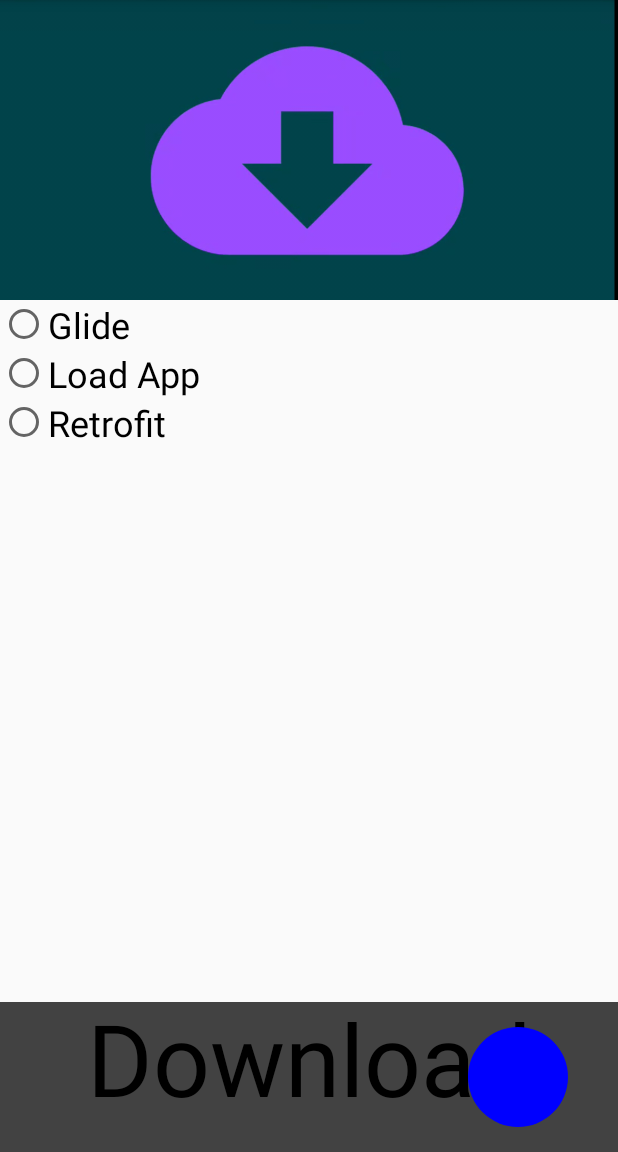
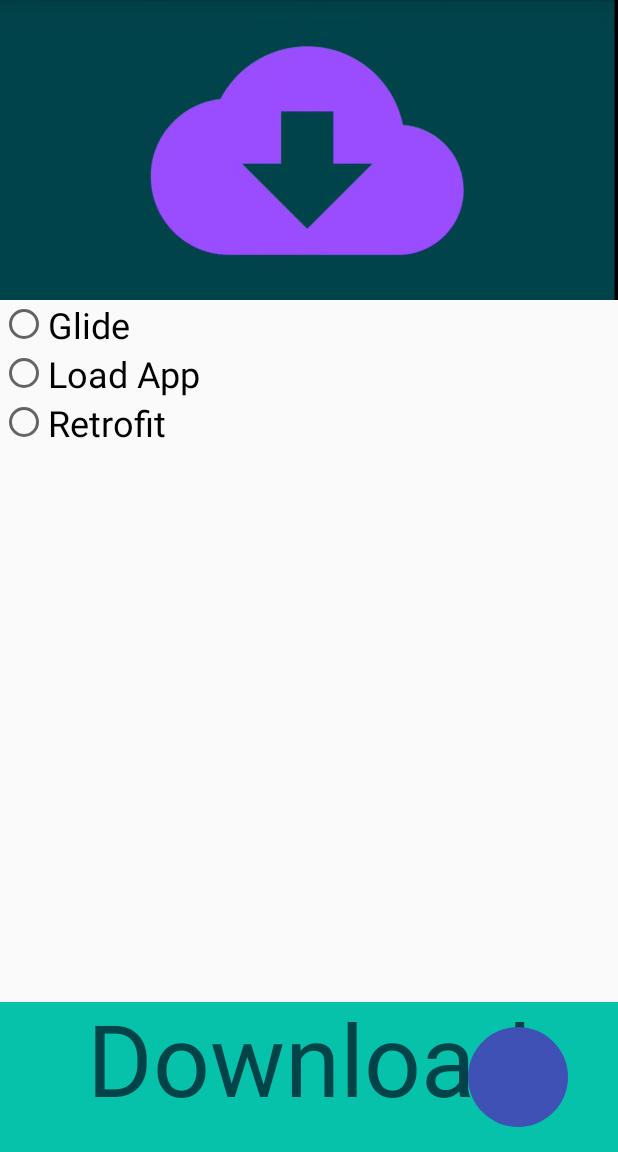
Before and after one commit to sidcgithub/Ud-Project-3, an Android app: the screen it shows after launch (MainActivity), on a phone screen of 412 x 824 dp, the part 84-1236 px from its top. Run offline under Robolectric (Android 15) with nearby library versions, the phone set to English and light mode, and no system bars.

Commit message:
Added custom attributes to the LoadingButton.kt. Also, added cancellation of notification.

```diff
--- a/app/src/main/java/com/udacity/DetailActivity.kt
+++ b/app/src/main/java/com/udacity/DetailActivity.kt
@@ -4,6 +4,7 @@ import android.content.Intent
 import android.os.Bundle
 import android.widget.Toast
 import androidx.appcompat.app.AppCompatActivity
+import androidx.core.app.NotificationManagerCompat
 import kotlinx.android.synthetic.main.activity_detail.*
 import kotlinx.android.synthetic.main.content_detail.*
 
@@ -13,10 +14,14 @@ class DetailActivity : AppCompatActivity() {
         super.onCreate(savedInstanceState)
         setContentView(R.layout.activity_detail)
         setSupportActionBar(toolbar)
-        val text: String =  intent.getStringExtra("Filename")!!
-        Toast.makeText(this,text, Toast.LENGTH_SHORT).show()
+        val text: String = intent.getStringExtra("Filename")!!
+        val id = intent.getIntExtra("NotifId", 0)
+        Toast.makeText(this, text, Toast.LENGTH_SHORT).show()
         fileTtile.text = intent.getStringExtra("Filename")
         status.text = intent.getStringExtra("Status")
+        with(NotificationManagerCompat.from(this)) {
+            cancel(id)
+        }
         navigateToMain.setOnClickListener {
             val mainIntent = Intent(this, MainActivity::class.java)
             mainIntent.addFlags(Intent.FLAG_ACTIVITY_NO_HISTORY)
--- a/app/src/main/java/com/udacity/LoadingButton.kt
+++ b/app/src/main/java/com/udacity/LoadingButton.kt
@@ -4,15 +4,13 @@ import android.animation.Animator
 import android.animation.TimeInterpolator
 import android.animation.ValueAnimator
 import android.content.Context
+import android.content.res.TypedArray
 import android.graphics.*
-import android.graphics.Color.YELLOW
 import android.util.AttributeSet
 import android.view.View
-import android.view.animation.Animation
 import android.view.animation.LinearInterpolator
-import androidx.core.animation.addListener
-import androidx.core.animation.doOnEnd
 import kotlin.properties.Delegates
+
 
 class LoadingButton @JvmOverloads constructor(
     context: Context, attrs: AttributeSet? = null, defStyleAttr: Int = 0
@@ -23,8 +21,33 @@ class LoadingButton @JvmOverloads constructor(
     private var paint = Paint()
     private var progressPercent = 0f
     private var buttonText = "Download"
+    private var progressColor: Int?
+    private var circleBackgroundColor: Int?
+    private var circleProgressColor: Int?
+    private var textColor: Int?
 
     private val valueAnimator = ValueAnimator()
+    var attributes: TypedArray? = context.getTheme().obtainStyledAttributes(
+        attrs,
+        R.styleable.LoadingButton,
+        0, 0
+    )
+
+    init {
+        try {
+            circleBackgroundColor =
+                attributes?.getColor(R.styleable.LoadingButton_circleBackgroundColor, Color.CYAN);
+            circleProgressColor =
+                attributes?.getColor(R.styleable.LoadingButton_circleProgressColor, Color.LTGRAY);
+            progressColor =
+                attributes?.getColor(R.styleable.LoadingButton_progressColor, Color.LTGRAY);
+            textColor =
+                attributes?.getColor(R.styleable.LoadingButton_animatedTextColor, Color.LTGRAY);
+        } finally {
+            attributes?.recycle();
+        }
+    }
+
 
     var buttonState: ButtonState by Delegates.observable<ButtonState>(ButtonState.Completed) { p, old, new ->
 
@@ -65,7 +88,7 @@ class LoadingButton @JvmOverloads constructor(
             valueAnimator.removeAllListeners()
             valueAnimator.setFloatValues(progressPercent, 100.0f)
             valueAnimator.interpolator = LinearInterpolator()
-            valueAnimator.duration = 2000
+            valueAnimator.duration = 1000
             valueAnimator.addUpdateListener { animation ->
                 progressPercent = animation.animatedValue as Float
             }
@@ -100,8 +123,9 @@ class LoadingButton @JvmOverloads constructor(
         val textPaint = Paint()
         textPaint.textAlign = Paint.Align.CENTER
         textPaint.textSize = 100.0f
+        textPaint.color = textColor ?: Color.WHITE
         paint.style = Paint.Style.FILL
-        paint.color = Color.rgb(0, progressPercent.toInt() * 255, 0)
+        paint.color = progressColor ?: Color.RED
         colorWidth = (progressPercent / 100.0f) * widthSize
         canvas?.drawRect(Rect(0, 0, colorWidth.toInt(), heightSize), paint)
         canvas?.drawText(
@@ -111,7 +135,7 @@ class LoadingButton @JvmOverloads constructor(
             textPaint
         )
         val circlePaint = Paint()
-        circlePaint.color = Color.BLUE
+        circlePaint.color = circleBackgroundColor ?: Color.RED
         circlePaint.style = Paint.Style.FILL
         canvas?.drawCircle(
             (widthSize - 100).toFloat(),
@@ -120,7 +144,7 @@ class LoadingButton @JvmOverloads constructor(
             circlePaint
         )
         val arcPaint = Paint()
-        arcPaint.color = YELLOW
+        arcPaint.color = circleProgressColor ?: Color.BLACK
         arcPaint.style = Paint.Style.FILL
         canvas?.drawArc(
             RectF(
--- a/app/src/main/java/com/udacity/MainActivity.kt
+++ b/app/src/main/java/com/udacity/MainActivity.kt
@@ -50,8 +50,7 @@ class MainActivity : AppCompatActivity() {
         custom_button.setOnClickListener {
             if (custom_button.buttonState == ButtonState.Loading) {
                 Toast.makeText(this, "Download in Progress", Toast.LENGTH_SHORT).show()
-            }
-            else {
+            } else {
                 download()
             }
         }
@@ -146,10 +145,12 @@ class MainActivity : AppCompatActivity() {
     }
 
     private fun launchNotification(downloadExecution: DownloadExecution) {
+        var notificationId = Random().nextInt()
         dintent.putExtra(
             "Status",
             if (downloadExecution == DownloadExecution.SUCCEEDED) "Succeeded" else "Failed"
         )
+        dintent.putExtra("NotifId", notificationId)
         pendingIntent = PendingIntent.getActivity(
             this@MainActivity,
             0,
@@ -166,18 +167,19 @@ class MainActivity : AppCompatActivity() {
                 )
                 .setStyle(
                     NotificationCompat.BigTextStyle()
-                        .bigText( if(downloadExecution == DownloadExecution.SUCCEEDED) "You have downloaded a Github repo. You should now celebrate and rejoice!" else "Failure!")
+                        .bigText(if (downloadExecution == DownloadExecution.SUCCEEDED) "You have downloaded a Github repo. You should now celebrate and rejoice!" else "Failure!")
                 )
                 .setPriority(NotificationCompat.PRIORITY_DEFAULT)
+                .setAutoCancel(true)
                 .addAction(
                     R.drawable.ic_launcher_foreground,
                     getString(R.string.open_details),
                     pendingIntent
                 )
-        builder.setContentTitle( if(downloadExecution == DownloadExecution.SUCCEEDED) "Things have gone smoothly" else "Download is not progressing")
+        builder.setContentTitle(if (downloadExecution == DownloadExecution.SUCCEEDED) "Things have gone smoothly" else "Download is not progressing")
 
         with(NotificationManagerCompat.from(this@MainActivity)) {
-            notify(Random().nextInt(), builder.build())
+            notify(notificationId, builder.build())
         }
     }
 
--- a/app/src/main/res/layout/content_main.xml
+++ b/app/src/main/res/layout/content_main.xml
@@ -13,24 +13,28 @@
         android:id="@+id/main_header"
         android:layout_width="0dp"
         android:layout_height="200dp"
+        android:scaleType="centerCrop"
         android:src="@drawable/header_image"
-        android:scaleType="centerCrop"
+        app:layout_constraintEnd_toEndOf="parent"
         app:layout_constraintStart_toStartOf="parent"
-        app:layout_constraintEnd_toEndOf="parent"
-        app:layout_constraintTop_toTopOf="parent"/>
+        app:layout_constraintTop_toTopOf="parent" />
 
     <com.udacity.LoadingButton
         android:id="@+id/custom_button"
-        android:padding="0dp"
         android:layout_width="0dp"
         android:layout_height="100dp"
         android:layout_margin="0dp"
+        android:background="@color/colorPrimary"
         android:clickable="true"
+        android:focusable="true"
+        android:padding="0dp"
+        app:animatedTextColor="@color/colorPrimaryDark"
+        app:circleBackgroundColor="@color/blue"
+        app:circleProgressColor="@color/colorAccent"
         app:layout_constraintBottom_toBottomOf="parent"
         app:layout_constraintEnd_toEndOf="parent"
         app:layout_constraintStart_toStartOf="parent"
-        android:focusable="true"
-        android:background="@color/cardview_dark_background"/>
+        app:progressColor="@color/green" />
 
     <RadioGroup
         android:id="@+id/download_group"
@@ -44,22 +48,22 @@
             android:id="@+id/glideRadioButton"
             android:layout_width="match_parent"
             android:layout_height="wrap_content"
-            android:textSize="24sp"
-            android:text="@string/glide_text" />
+            android:text="@string/glide_text"
+            android:textSize="24sp" />
 
         <RadioButton
             android:id="@+id/loadAppRadioButton"
             android:layout_width="match_parent"
             android:layout_height="wrap_content"
-            android:textSize="24sp"
-            android:text="@string/load_app_text" />
+            android:text="@string/load_app_text"
+            android:textSize="24sp" />
 
         <RadioButton
             android:id="@+id/retrofitRadioButton"
             android:layout_width="match_parent"
             android:layout_height="wrap_content"
-            android:textSize="24sp"
-            android:text="@string/retrofit_text" />
+            android:text="@string/retrofit_text"
+            android:textSize="24sp" />
     </RadioGroup>
 
 </androidx.constraintlayout.widget.ConstraintLayout>
--- a/app/src/main/res/values/attrs.xml
+++ b/app/src/main/res/values/attrs.xml
@@ -1,6 +1,10 @@
 <?xml version="1.0" encoding="utf-8"?>
 <resources>
     <declare-styleable name="LoadingButton">
-<!--   TODO: create custom attributes for the view-->
+        <attr name="circleProgressColor" format="color" />
+        <attr name="circleBackgroundColor" format="color" />
+        <attr name="progressColor" format="color" />
+        <attr name="animatedTextColor" format="color" />
+
     </declare-styleable>
 </resources>
--- a/app/src/main/res/values/colors.xml
+++ b/app/src/main/res/values/colors.xml
@@ -4,4 +4,6 @@
     <color name="colorPrimaryDark">#004349</color>
     <color name="colorAccent">#F9A825</color>
     <color name="white">#FFFFFF</color>
+    <color name="green">#8BC34A</color>
+    <color name="blue">#3F51B5</color>
 </resources>
```
